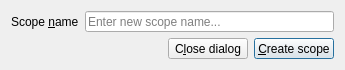
The window that gui/addscope.ui (vt4a2h/uml-tool) describes before a commit, drawn with Qt 5.
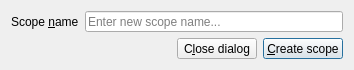
The same window after the commit.

Commit message: improved add scope dialog

```diff
--- a/gui/addscope.ui
+++ b/gui/addscope.ui
@@ -9,25 +9,31 @@
    <rect>
     <x>0</x>
     <y>0</y>
-    <width>345</width>
+    <width>354</width>
     <height>70</height>
    </rect>
   </property>
   <property name="minimumSize">
    <size>
-    <width>345</width>
+    <width>354</width>
     <height>70</height>
    </size>
   </property>
   <property name="maximumSize">
    <size>
-    <width>345</width>
-    <height>70</height>
+    <width>16777215</width>
+    <height>80</height>
    </size>
   </property>
   <property name="windowTitle">
    <string>Create new scope</string>
   </property>
+  <property name="inputMethodHints">
+   <set>Qt::ImhNone</set>
+  </property>
+  <property name="sizeGripEnabled">
+   <bool>false</bool>
+  </property>
   <property name="modal">
    <bool>true</bool>
   </property>
```
Left out of the diff: 19 changed lines with no effect on the pictures. The commit also changes 3 other files.
